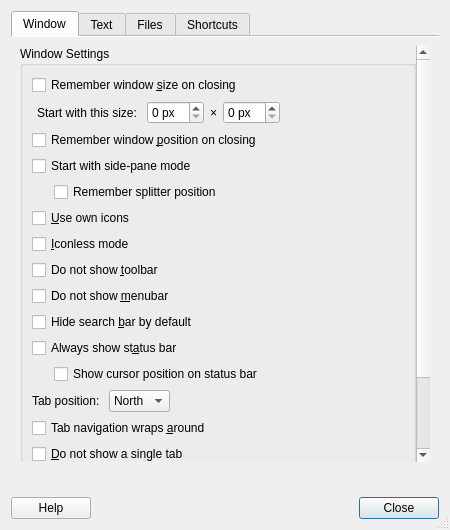
Above: featherpad/predDialog.ui from vecnathewhisperd0/FeatherPad before the change. Below: the same form after it.
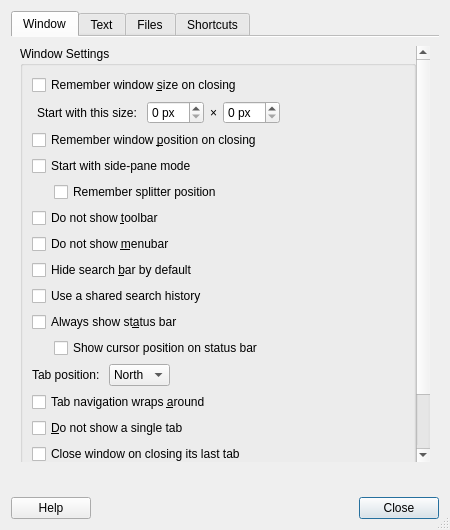
That is the form after the change. Icons and pictures are not drawn.

Commit message:
Added option for single shared search history
Also removed useless options related to icons.

Closes https://github.com/tsujan/FeatherPad/issues/296 and closes https://github.com/tsujan/FeatherPad/issues/289

```diff
--- a/featherpad/predDialog.ui
+++ b/featherpad/predDialog.ui
@@ -194,34 +194,6 @@
                 </item>
                </layout>
               </item>
-              <item>
-               <widget class="QCheckBox" name="iconBox">
-                <property name="toolTip">
-                 <string>Uncheck this if you want FeatherPad to
-use system icons!
-
-Needs application restart to take effect.</string>
-                </property>
-                <property name="text">
-                 <string>&amp;Use own icons</string>
-                </property>
-               </widget>
-              </item>
-              <item>
-               <widget class="QCheckBox" name="iconlessBox">
-                <property name="toolTip">
-                 <string>No icons in the main window and its menus.
-
-KDE may have a bug that disables search and
-replace shortcuts with the iconless mode.
-
-Needs application restart to take effect.</string>
-                </property>
-                <property name="text">
-                 <string>&amp;Iconless mode</string>
-                </property>
-               </widget>
-              </item>
               <item>
                <widget class="QCheckBox" name="toolbarBox">
                 <property name="text">
@@ -247,6 +219,17 @@
                 </property>
                </widget>
               </item>
+              <item>
+               <widget class="QCheckBox" name="searchHistoryBox">
+                <property name="toolTip">
+                 <string>By default, each search entry
+has a separate search history.</string>
+                </property>
+                <property name="text">
+                 <string>Use a shared search history</string>
+                </property>
+               </widget>
+              </item>
               <item>
                <widget class="QCheckBox" name="statusBox">
                 <property name="text">
```
The commit also changes 47 other files.
